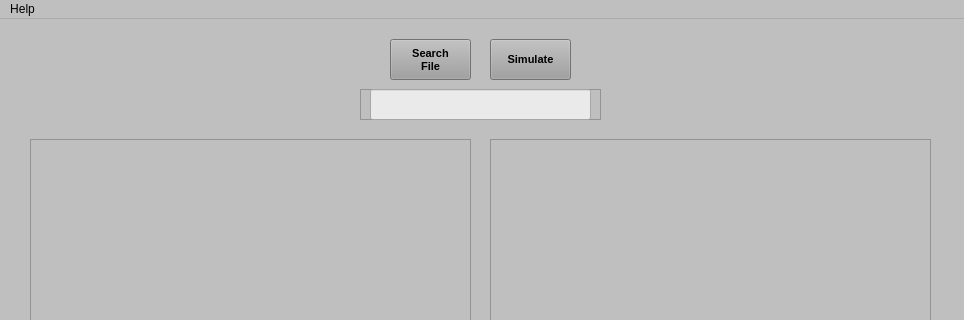
This is UI/InterfaceRoute.ui in Potter-Gryffindor/Proyecto-Final as Qt 5 draws it before an edit; both pictures show x 0 to 964 and y 0 to 320 of the 964 by 677 pixel window. The edited form follows.
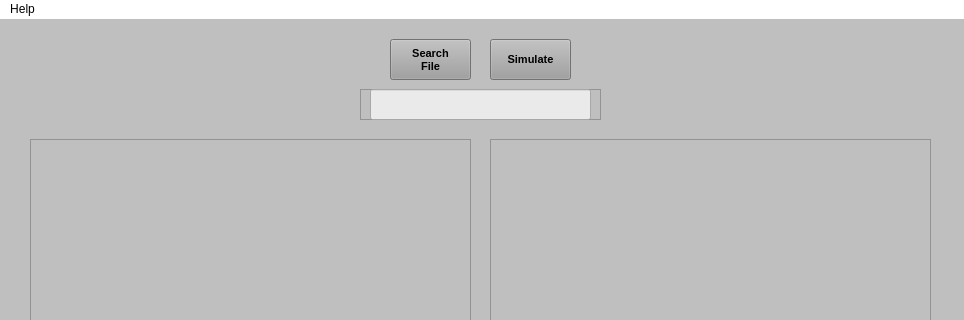
This is the edited form. Icons and pictures are not drawn.

Diff of the .ui file:
```diff
--- a/UI/InterfaceRoute.ui
+++ b/UI/InterfaceRoute.ui
@@ -1015,6 +1015,9 @@
      <height>26</height>
     </rect>
    </property>
+   <property name="styleSheet">
+    <string notr="true">background-color: rgb(255, 255, 255);</string>
+   </property>
    <widget class="QMenu" name="menuHelp">
     <property name="focusPolicy">
      <enum>Qt::NoFocus</enum>
```
Left out of the diff: 5 changed lines with no effect on the pictures.
